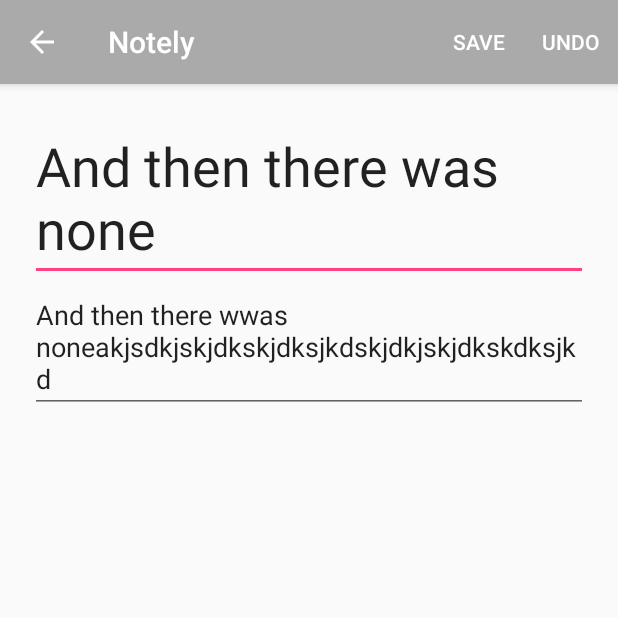
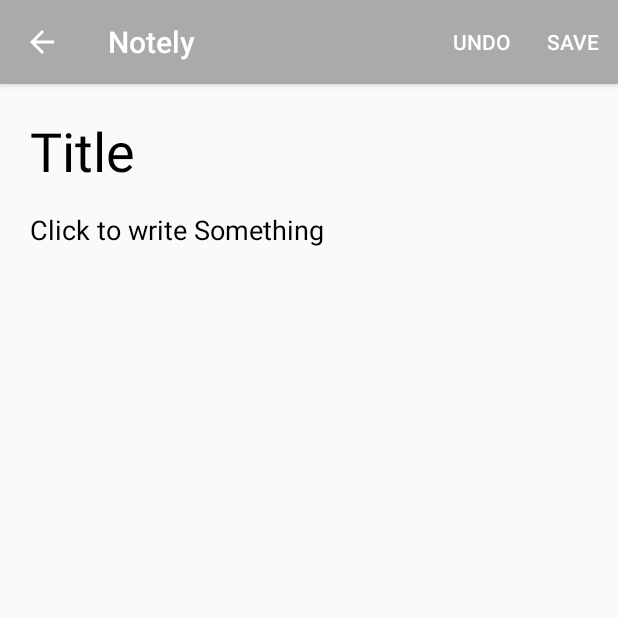
Before and after one commit to rohitksingh/Demo-Asign, an Android app: the screen it shows after launch (AddNewNoteActivity), after a tap on "Filter", on a phone screen of 412 x 824 dp, the top half of it. Run offline under Robolectric (Android 15) with nearby library versions, the phone set to English and light mode, and no system bars.

```diff
--- a/Notely/app/src/main/java/rohksin/com/notely/Activities/NotelySplashActivity.java
+++ b/Notely/app/src/main/java/rohksin/com/notely/Activities/NotelySplashActivity.java
@@ -3,6 +3,8 @@ package rohksin.com.notely.Activities;
 import android.content.Intent;
 import android.os.Bundle;
 import android.support.v7.app.AppCompatActivity;
+import android.transition.Slide;
+import android.widget.TextView;
 
 import rohksin.com.notely.R;
 import rohksin.com.notely.Utilities.FileUtility;
@@ -14,24 +16,22 @@ import rohksin.com.notely.Utilities.FilterUtility;
 
 public class NotelySplashActivity extends AppCompatActivity {
 
+    private TextView textView;
+
     @Override
     public void onCreate(Bundle savedInstanceState)
     {
         super.onCreate(savedInstanceState);
         setContentView(R.layout.notely_splash_activity);
 
-        try {
+        textView = (TextView)findViewById(R.id.mainText);
 
-            FileUtility fileUtility = new FileUtility(NotelySplashActivity.this);
+        Slide slide = new Slide();
 
-            FilterUtility.initialze();
-
-            Thread.sleep(3000);
-            startActivity(new Intent(NotelySplashActivity.this,NotelyListActivity.class));
-        } catch (InterruptedException e) {
-            e.printStackTrace();
-        }
-
+        FileUtility fileUtility = new FileUtility(NotelySplashActivity.this);
+        FilterUtility.initialze();
+        startActivity(new Intent(NotelySplashActivity.this,NotelyListActivity.class));
+        finish();
 
 
     }
--- a/Notely/app/src/main/res/layout/add_new_note_activity.xml
+++ b/Notely/app/src/main/res/layout/add_new_note_activity.xml
@@ -14,16 +14,20 @@
             android:id="@+id/title"
             android:layout_width="match_parent"
             android:layout_height="wrap_content"
-            android:text="And then there was none"
+            android:hint="Title"
             android:textSize="36sp"
-
+            android:background="@null"
+            android:textColorHint="#000000"
             />
         <EditText
             android:id="@+id/gist"
             android:layout_width="wrap_content"
             android:layout_height="wrap_content"
-            android:text="And then there wwas noneakjsdkjskjdkskjdksjkdskjdkjskjdkskdksjkd"
+            android:hint="Click to write Something "
             android:layout_below="@id/title"
+            android:background="@null"
+            android:textColorHint="#000000"
+            android:layout_marginTop="16dp"
             />
         </RelativeLayout>
     </ScrollView>
--- a/Notely/app/src/main/res/layout/notely_list_item.xml
+++ b/Notely/app/src/main/res/layout/notely_list_item.xml
@@ -45,7 +45,7 @@
             android:id="@+id/title"
             android:layout_width="wrap_content"
             android:layout_height="wrap_content"
-            android:text="And there were none lskdlksldklskldklskldks"
+            android:text="And"
             android:textSize="25sp"
             android:textStyle="bold"
             android:layout_marginTop="2sp"
--- a/Notely/app/src/main/res/menu/add_note_menu.xml
+++ b/Notely/app/src/main/res/menu/add_note_menu.xml
@@ -1,13 +1,13 @@
 <?xml version="1.0" encoding="utf-8"?>
 <menu xmlns:android="http://schemas.android.com/apk/res/android"
     xmlns:app="http://schemas.android.com/apk/res-auto">
-    <item android:id="@+id/save"
-        android:title="SAVE"
+    <item android:id="@+id/undo"
+        android:title="Undo"
         android:orderInCategory="100"
         app:showAsAction="always"
         />
-    <item android:id="@+id/undo"
-        android:title="UNDO"
+    <item android:id="@+id/save"
+        android:title="Save"
         android:orderInCategory="100"
         app:showAsAction="always"
         />
```
Also changed, not shown: Notely/app/src/main/java/rohksin/com/notely/Activities/NotelyListActivity.java (+31 -1 lines), Notely/app/src/main/res/layout/notely_splash_activity.xml (+5 -3 lines).
